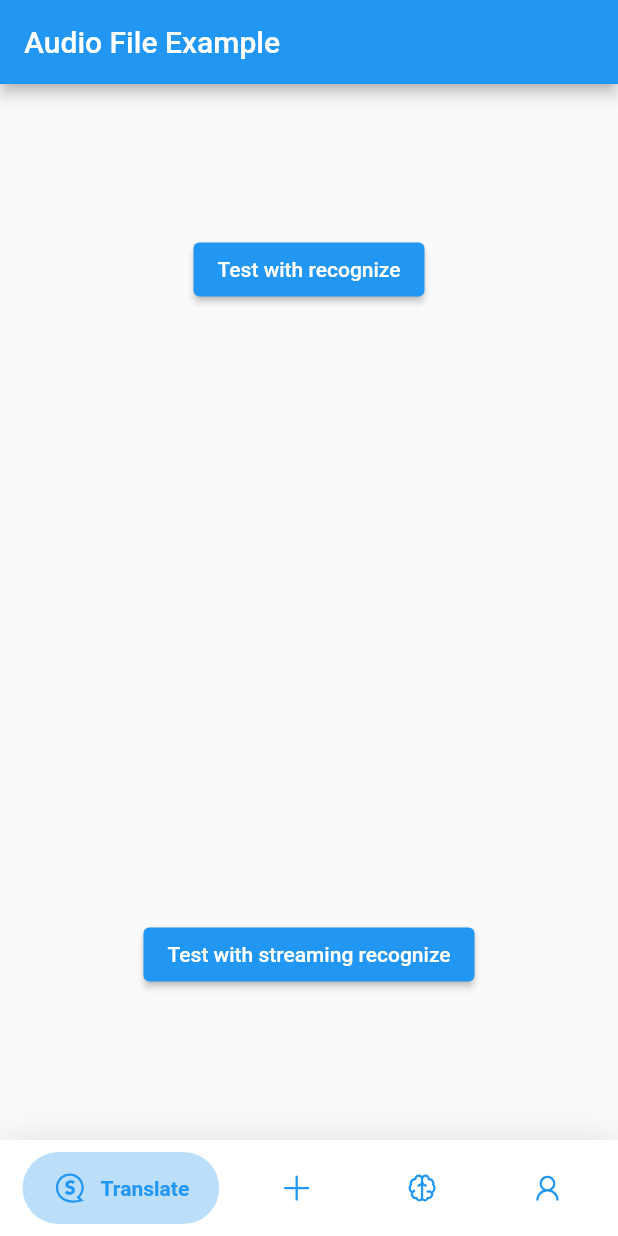
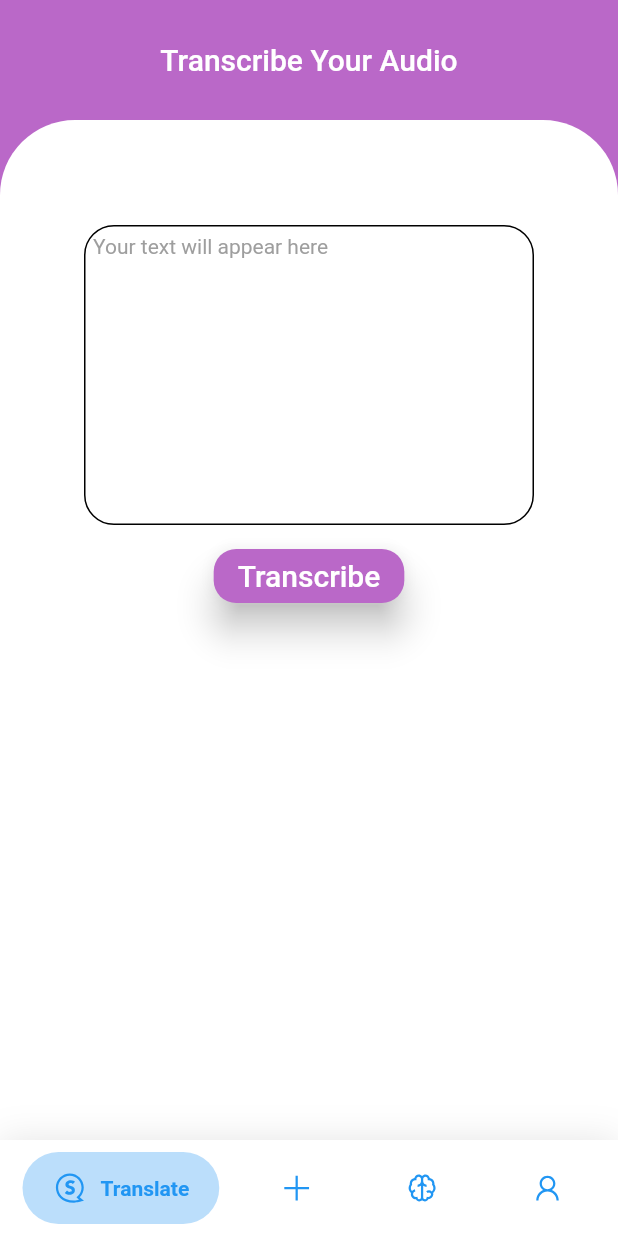
Before and after one commit to wedalb/gsc-asl, a Flutter app: the screen it shows after launch, on a phone screen of 412 x 824 dp. Run offline on Flutter 3.47's test engine with Material 2 defaults, Android fonts, the phone set to English and light mode, and no system bars; drawn by our look-alikes of google_nav_bar; our stand-ins replace line_icons, loading_indicator, permission_handler; missing offline and left inert: google_speech.

Commit message:
speech2txt second try

```diff
--- a/Flutter-project/flutter_application_1/lib/pages/home_page.dart
+++ b/Flutter-project/flutter_application_1/lib/pages/home_page.dart
@@ -33,7 +33,9 @@ class _ExampleState extends State<Example> {
       body: PageView(
         controller: _pageController,
         children: [
-          TranslatePage(),
+          TranslatePage(
+            title: 'hello',
+          ),
           AddPage(),
           LearnPage(),
           ProfilePage(),
--- a/Flutter-project/flutter_application_1/lib/pages/translate_page.dart
+++ b/Flutter-project/flutter_application_1/lib/pages/translate_page.dart
@@ -1,9 +1,12 @@
-import 'dart:io';
-
+import 'package:flutter/cupertino.dart';
 import 'package:flutter/material.dart';
 import 'package:flutter/services.dart';
+import 'package:google_speech/speech_client_authenticator.dart';
 import 'package:google_speech/google_speech.dart';
-import 'package:path_provider/path_provider.dart';
+import 'package:permission_handler/permission_handler.dart';
+import 'package:loading_indicator/loading_indicator.dart';
+import 'dart:io';
+import 'dart:async';
 
 void main() {
   runApp(MyApp());
@@ -14,165 +17,159 @@ class MyApp extends StatelessWidget {
   @override
   Widget build(BuildContext context) {
     return MaterialApp(
-      title: 'Audio File Example',
+      debugShowCheckedModeBanner: false,
+      title: 'Flutter Demo',
       theme: ThemeData(
         primarySwatch: Colors.blue,
-        visualDensity: VisualDensity.adaptivePlatformDensity,
+        fontFamily: 'poppins',
       ),
-      home: TranslatePage(),
+      home: TranslatePage(
+        title: 'Flutter Demo Home Page',
+        key: null,
+      ),
     );
   }
 }
 
 class TranslatePage extends StatefulWidget {
+  TranslatePage({Key? key, required this.title}) : super(key: key);
+
+  final String title;
+
   @override
-  State<StatefulWidget> createState() => _TranslatePageState();
+  _TranslatePageState createState() => _TranslatePageState();
 }
 
 class _TranslatePageState extends State<TranslatePage> {
-  bool recognizing = false;
-  bool recognizeFinished = false;
-  String text = '';
+  bool is_Transcribing = false;
+  String content = '';
 
-  void recognize() async {
+  void transcribe() async {
     setState(() {
-      recognizing = true;
+      is_Transcribing = true;
     });
     final serviceAccount = ServiceAccount.fromString(
-        '${(await rootBundle.loadString('./test_service_account.json'))}');
+        '${(await rootBundle.loadString('./google_cloud_key.json'))}');
     final speechToText = SpeechToText.viaServiceAccount(serviceAccount);
-    final config = _getConfig();
-    final audio = await _getAudioContent('test.wav');
 
-    await speechToText.recognize(config, audio).then((value) {
-      setState(() {
-        text = value.results
-            .map((e) => e.alternatives.first.transcript)
-            .join('\n');
-      });
-    }).whenComplete(() => setState(() {
-          recognizeFinished = true;
-          recognizing = false;
-        }));
-  }
-
-  void streamingRecognize() async {
-    setState(() {
-      recognizing = true;
-    });
-    final serviceAccount = ServiceAccount.fromString(
-        '${(await rootBundle.loadString('./test_service_account.json'))}');
-    final speechToText = SpeechToText.viaServiceAccount(serviceAccount);
-    final config = _getConfig();
-
-    final responseStream = speechToText.streamingRecognize(
-        StreamingRecognitionConfig(config: config, interimResults: true),
-        await _getAudioStream('test.wav'));
-
-    responseStream.listen((data) {
-      setState(() {
-        text =
-            data.results.map((e) => e.alternatives.first.transcript).join('\n');
-        recognizeFinished = true;
-      });
-    }, onDone: () {
-      setState(() {
-        recognizing = false;
-      });
-    });
-  }
-
-  RecognitionConfig _getConfig() => RecognitionConfig(
+    final config = RecognitionConfig(
         encoding: AudioEncoding.LINEAR16,
         model: RecognitionModel.basic,
         enableAutomaticPunctuation: true,
         sampleRateHertz: 16000,
         languageCode: 'en-US');
 
-  Future<void> _copyFileFromAssets(String name) async {
-    var data = await rootBundle.load('assets/$name');
-    final directory = await getApplicationDocumentsDirectory();
-    final path = directory.path + '/$name';
-    await File(path).writeAsBytes(
-        data.buffer.asUint8List(data.offsetInBytes, data.lengthInBytes));
+    final audio = await _getAudioContent('test.wav');
+    await speechToText.recognize(config, audio).then((value) {
+      setState(() {
+        content = value.results
+            .map((e) => e.alternatives.first.transcript)
+            .join('\n');
+      });
+    }).whenComplete(() {
+      setState(() {
+        is_Transcribing = false;
+      });
+    });
   }
 
   Future<List<int>> _getAudioContent(String name) async {
-    final directory = await getApplicationDocumentsDirectory();
-    final path = directory.path + '/$name';
-    if (!File(path).existsSync()) {
-      await _copyFileFromAssets(name);
-    }
+    //final directory = await getApplicationDocumentsDirectory();
+    //final path = directory.path + '/$name';
+    final path = '/sdcard/Download/temp.wav';
     return File(path).readAsBytesSync().toList();
   }
 
-  Future<Stream<List<int>>> _getAudioStream(String name) async {
-    final directory = await getApplicationDocumentsDirectory();
-    final path = directory.path + '/$name';
-    if (!File(path).existsSync()) {
-      await _copyFileFromAssets(name);
+  @override
+  void initState() {
+    setPermissions();
+    super.initState();
   }
-    return File(path).openRead();
+
+  void setPermissions() async {
+    await Permission.manageExternalStorage.request();
+    await Permission.storage.request();
   }
 
   @override
   Widget build(BuildContext context) {
     return Scaffold(
+      backgroundColor: Colors.purple[300],
       appBar: AppBar(
-        title: Text('Audio File Example'),
+        toolbarHeight: 80,
+        backgroundColor: Colors.purple[300],
+        elevation: 0,
+        centerTitle: true,
+        title: Text('Transcribe Your Audio'),
       ),
-      body: Center(
+      body: SingleChildScrollView(
+        child: Container(
+          height: MediaQuery.of(context).size.height,
+          width: MediaQuery.of(context).size.width,
+          decoration: BoxDecoration(
+            color: Colors.white,
+            borderRadius: BorderRadius.only(
+              topRight: Radius.circular(50),
+              topLeft: Radius.circular(50),
+            ),
+          ),
+          child: Center(
             child: Column(
-          mainAxisAlignment: MainAxisAlignment.spaceAround,
+              mainAxisAlignment: MainAxisAlignment.start,
               children: <Widget>[
-            if (recognizeFinished)
-              _RecognizeContent(
-                text: text,
+                SizedBox(
+                  height: 70,
                 ),
-            ElevatedButton(
-              onPressed: recognizing ? () {} : recognize,
-              child: recognizing
-                  ? CircularProgressIndicator()
-                  : Text('Test with recognize'),
+                Container(
+                  height: 200,
+                  width: 300,
+                  decoration: BoxDecoration(
+                    border: Border.all(color: Colors.black),
+                    borderRadius: BorderRadius.circular(20),
+                  ),
+                  padding: EdgeInsets.all(5.0),
+                  child: content == ''
+                      ? Text(
+                          'Your text will appear here',
+                          style: TextStyle(color: Colors.grey),
+                        )
+                      : Text(
+                          content,
+                          style: TextStyle(fontSize: 20),
+                        ),
                 ),
                 SizedBox(
-              height: 10.0,
+                  height: 10,
                 ),
-            ElevatedButton(
-              onPressed: recognizing ? () {} : streamingRecognize,
-              child: recognizing
+                Container(
+                  child: is_Transcribing
+                      ? Expanded(
+                          child: LoadingIndicator(
+                            indicatorType: Indicator.ballPulse,
+                            colors: [Colors.red, Colors.green, Colors.blue],
+                          ),
+                        )
+                      : ElevatedButton(
+                          style: ElevatedButton.styleFrom(
+                            elevation: 10,
+                            primary: Colors.purple[300],
+                            shape: RoundedRectangleBorder(
+                              borderRadius: BorderRadius.circular(15),
+                            ),
+                          ),
+                          onPressed: is_Transcribing ? () {} : transcribe,
+                          child: is_Transcribing
                               ? CircularProgressIndicator()
-                  : Text('Test with streaming recognize'),
+                              : Text(
+                                  'Transcribe',
+                                  style: TextStyle(fontSize: 20),
+                                ),
+                        ),
                 ),
               ],
             ),
-      ), // This trailing comma makes auto-formatting nicer for build methods.
-    );
-  }
-}
-
-class _RecognizeContent extends StatelessWidget {
-  final String text;
-
-  const _RecognizeContent({Key? key, required this.text}) : super(key: key);
-
-  @override
-  Widget build(BuildContext context) {
-    return Padding(
-      padding: const EdgeInsets.all(16.0),
-      child: Column(
-        children: <Widget>[
-          Text(
-            'The text recognized by the Google Speech Api:',
           ),
-          SizedBox(
-            height: 16.0,
         ),
-          Text(
-            text,
-            style: Theme.of(context).textTheme.bodyText1,
-          ),
-        ],
       ),
     );
   }
```
Also changed, not shown: 1 other file. Lines whose indentation alone changed are shown as unchanged.
